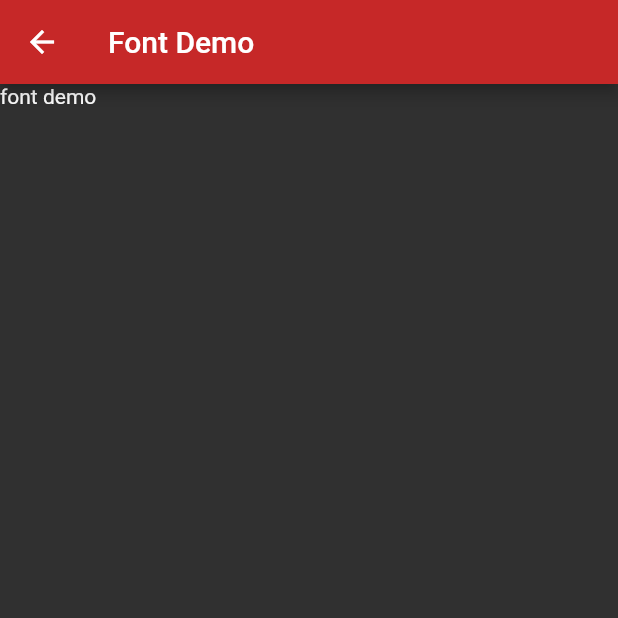
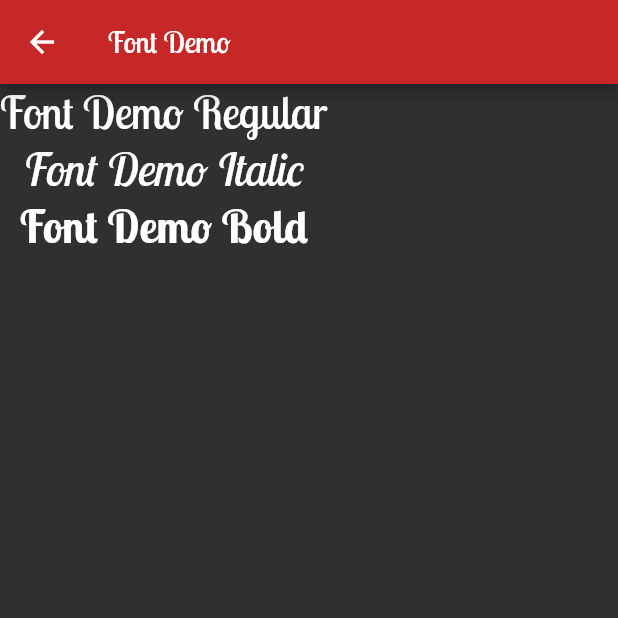
Before and after one commit to ramyapentyala09/cs5303-lesson1, a Flutter app: the screen it shows after launch, after a tap on "Font Demo", on a phone screen of 412 x 824 dp, the top half of it. Run offline on Flutter 3.47's test engine with Material 2 defaults, Android fonts, the phone set to English and light mode, and no system bars.

Commit message:
init commit

```diff
--- a/lib/main.dart
+++ b/lib/main.dart
@@ -1,8 +1,10 @@
 import 'package:flutter/material.dart';
+import 'package:lesson1/viewscreen/businesscard_screen.dart';
 import 'package:lesson1/viewscreen/buttondemo_screen.dart';
 import 'package:lesson1/viewscreen/fontdemo_screen.dart';
 import 'package:lesson1/viewscreen/image_screen.dart';
 import 'package:lesson1/viewscreen/materialdesign_screen.dart';
+import 'package:lesson1/viewscreen/rowcol_screen.dart';
 import 'package:lesson1/viewscreen/start_screen.dart';
 
 void main(){
@@ -23,6 +25,7 @@ class Lesson1App extends StatelessWidget {
       debugShowCheckedModeBanner: true,
       theme: ThemeData(
         brightness: Brightness.dark,
+        fontFamily: 'LobsterTwo',
         primaryColor: Colors.red[800],
         textTheme: TextTheme(
           headline1: TextStyle(
@@ -65,6 +68,9 @@ class Lesson1App extends StatelessWidget {
         ImageScreen.routeName: (context) => ImageScreen(),
         ButtonDemoScreen.routeName: (context) => ButtonDemoScreen(),
         FontDemoScreen.routeName: (context) => FontDemoScreen(),
+        RowColDemoScreen.routeName: (context) => RowColDemoScreen(),
+        BusinessCardScreen.routeName: (context) => BusinessCardScreen(),
+
   },
     );
   }
--- a/lib/viewscreen/fontdemo_screen.dart
+++ b/lib/viewscreen/fontdemo_screen.dart
@@ -8,7 +8,35 @@ class FontDemoScreen extends StatelessWidget {
       appBar: AppBar(
         title: Text('Font Demo'),
       ),
-      body: Text('font demo'),
+      body: Column(
+        children: [
+          Text(
+            'Font Demo Regular',
+          style: TextStyle(
+            fontSize: 30.0,
+            fontFamily: 'LobsterTwo',
+
+          ),
+          ),
+          Text('Font Demo Italic',
+          style: TextStyle(
+            fontSize: 30.0,
+            fontFamily: 'LobsterTwo',
+            fontStyle: FontStyle.italic,
+          ),
+          ),
+          Text('Font Demo Bold',
+          style: TextStyle(
+            fontSize: 30.0,
+            fontFamily: 'LobsterTwo',
+            fontWeight: FontWeight.bold,
+
+          ),
+
+          ),
+
+        ],
+      ),
       );
   }
 
--- a/lib/viewscreen/start_screen.dart
+++ b/lib/viewscreen/start_screen.dart
@@ -1,6 +1,8 @@
 import 'package:flutter/material.dart';
 import 'package:lesson1/viewscreen/fontdemo_screen.dart';
+import 'package:lesson1/viewscreen/rowcol_screen.dart';
 
+import 'businesscard_screen.dart';
 import 'buttondemo_screen.dart';
 import 'image_screen.dart';
 import 'materialdesign_screen.dart';
@@ -89,7 +91,12 @@ class StartScreen extends StatelessWidget {
           ],
         ),
       ),
-      body: Column(
+      body: Container(
+        width: MediaQuery.of(context).size.width,
+        child: Column(
+          crossAxisAlignment: CrossAxisAlignment.center,
+          mainAxisAlignment: MainAxisAlignment. center,
+
           children: [
             Text(
               'Choose a menu to navigate', style: Theme.of(context).textTheme.headline5,
@@ -126,7 +133,24 @@ class StartScreen extends StatelessWidget {
                style: Theme.of(context).textTheme.button,
             ),
             ),
+            ElevatedButton(
+              onPressed: () => Navigator.pushNamed(context, RowColDemoScreen.routeName),
+
+            child: Text(
+              'Row/Col Demo',
+
+            ),
+            ),
+            ElevatedButton(
+              onPressed: () => Navigator.pushNamed(context, BusinessCardScreen.routeName),
+
+            child: Text(
+              'My Business Card',
+
+            ),
+            ),
         ],
+        ),
       ),
       floatingActionButton: FloatingActionButton(
         onPressed: () {
```
Also changed, not shown: lib/viewscreen/businesscard_screen.dart (added, +15 -0 lines), lib/viewscreen/rowcol_screen.dart (added, +128 -0 lines), pubspec.yaml (+9 -8 lines), images/Ramya.jpeg (added). Lines whose indentation alone changed are shown as unchanged.
